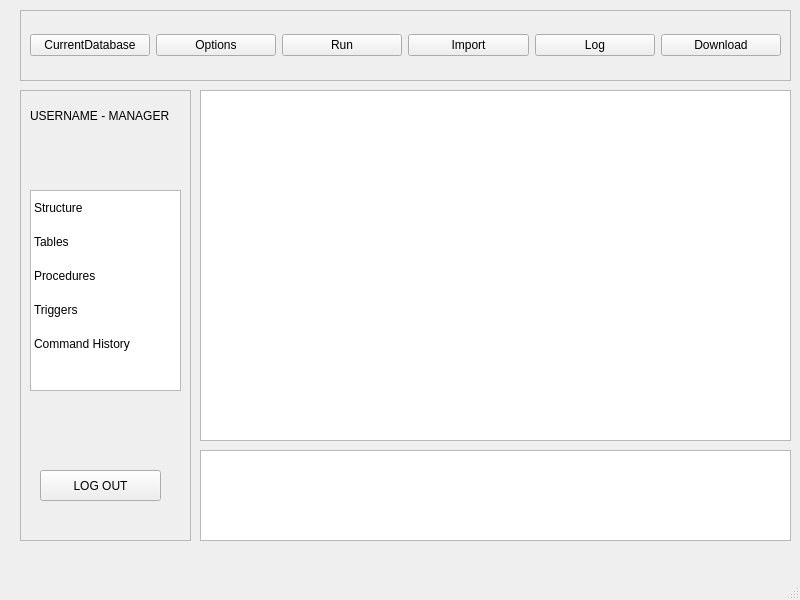
Old version of the form POO---DB-Engine/CLIENT/EnvironmentWindow.ui in the repository stefanungureanu04/POO---DB-Engine.
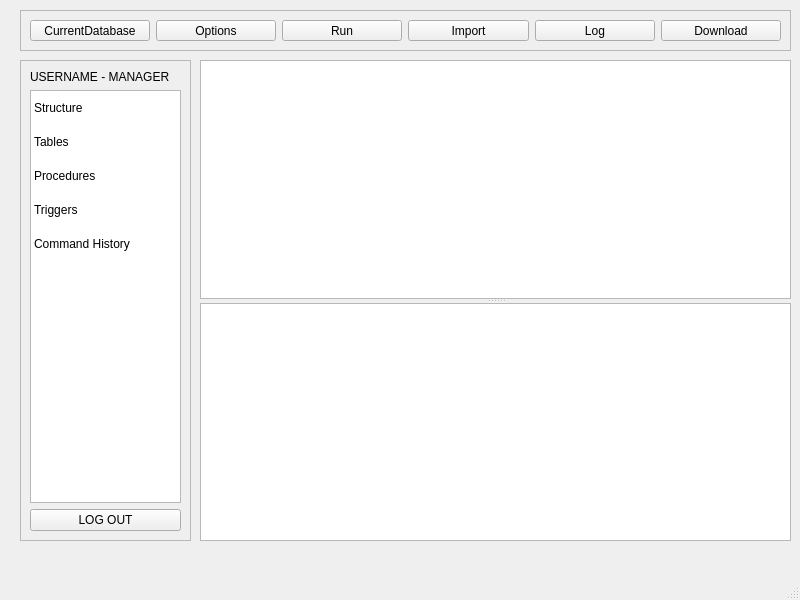
New version of the form.

The edit to the form file:
```diff
--- a/POO---DB-Engine/CLIENT/EnvironmentWindow.ui
+++ b/POO---DB-Engine/CLIENT/EnvironmentWindow.ui
@@ -10,47 +10,53 @@
     <height>600</height>
    </rect>
   </property>
+  <property name="sizePolicy">
+   <sizepolicy hsizetype="Expanding" vsizetype="Expanding">
+    <horstretch>0</horstretch>
+    <verstretch>0</verstretch>
+   </sizepolicy>
+  </property>
   <property name="windowTitle">
    <string>IDE</string>
   </property>
   <widget class="QWidget" name="centralwidget">
+   <property name="sizePolicy">
+    <sizepolicy hsizetype="Expanding" vsizetype="Expanding">
+     <horstretch>0</horstretch>
+     <verstretch>0</verstretch>
+    </sizepolicy>
+   </property>
    <widget class="QFrame" name="LeftFrame">
     <property name="geometry">
      <rect>
       <x>20</x>
-      <y>90</y>
+      <y>60</y>
       <width>171</width>
-      <height>451</height>
+      <height>481</height>
      </rect>
     </property>
+    <property name="sizePolicy">
+     <sizepolicy hsizetype="Expanding" vsizetype="Expanding">
+      <horstretch>0</horstretch>
+      <verstretch>0</verstretch>
+     </sizepolicy>
+    </property>
     <property name="frameShape">
      <enum>QFrame::Shape::StyledPanel</enum>
     </property>
     <property name="frameShadow">
      <enum>QFrame::Shadow::Raised</enum>
     </property>
+    <layout class="QVBoxLayout" name="verticalLayout">
+     <item>
     <widget class="QLabel" name="label">
-     <property name="geometry">
-      <rect>
-       <x>10</x>
-       <y>10</y>
-       <width>151</width>
-       <height>31</height>
-      </rect>
-     </property>
      <property name="text">
       <string>USERNAME - MANAGER</string>
      </property>
     </widget>
+     </item>
+     <item>
     <widget class="QListWidget" name="listWidget">
-     <property name="geometry">
-      <rect>
-       <x>10</x>
-       <y>100</y>
-       <width>151</width>
-       <height>201</height>
-      </rect>
-     </property>
      <property name="styleSheet">
       <string notr="true">QListWidget::item {
     padding: 10px 5px;
@@ -88,45 +94,15 @@
       </property>
      </item>
     </widget>
+     </item>
+     <item>
     <widget class="QPushButton" name="pushButton_7">
-     <property name="geometry">
-      <rect>
-       <x>20</x>
-       <y>380</y>
-       <width>121</width>
-       <height>31</height>
-      </rect>
-     </property>
      <property name="text">
       <string>LOG OUT</string>
      </property>
     </widget>
-   </widget>
-   <widget class="QPlainTextEdit" name="EditorText">
-    <property name="geometry">
-     <rect>
-      <x>200</x>
-      <y>90</y>
-      <width>591</width>
-      <height>351</height>
-     </rect>
-    </property>
-    <property name="font">
-     <font>
-      <family>Courier New</family>
-      <pointsize>12</pointsize>
-     </font>
-    </property>
-   </widget>
-   <widget class="QTextBrowser" name="FeedbackWindow">
-    <property name="geometry">
-     <rect>
-      <x>200</x>
-      <y>450</y>
-      <width>591</width>
-      <height>91</height>
-     </rect>
-    </property>
+     </item>
+    </layout>
    </widget>
    <widget class="QFrame" name="frame">
     <property name="geometry">
@@ -134,9 +110,15 @@
       <x>20</x>
       <y>10</y>
       <width>771</width>
-      <height>71</height>
+      <height>41</height>
      </rect>
     </property>
+    <property name="sizePolicy">
+     <sizepolicy hsizetype="Expanding" vsizetype="Expanding">
+      <horstretch>0</horstretch>
+      <verstretch>0</verstretch>
+     </sizepolicy>
+    </property>
     <property name="frameShape">
      <enum>QFrame::Shape::StyledPanel</enum>
     </property>
@@ -188,6 +170,34 @@
      </item>
     </layout>
    </widget>
+   <widget class="QSplitter" name="splitter">
+    <property name="geometry">
+     <rect>
+      <x>200</x>
+      <y>60</y>
+      <width>591</width>
+      <height>481</height>
+     </rect>
+    </property>
+    <property name="sizePolicy">
+     <sizepolicy hsizetype="Expanding" vsizetype="Expanding">
+      <horstretch>0</horstretch>
+      <verstretch>0</verstretch>
+     </sizepolicy>
+    </property>
+    <property name="orientation">
+     <enum>Qt::Orientation::Vertical</enum>
+    </property>
+    <widget class="QPlainTextEdit" name="EditorText">
+     <property name="font">
+      <font>
+       <family>Courier New</family>
+       <pointsize>12</pointsize>
+      </font>
+     </property>
+    </widget>
+    <widget class="QTextBrowser" name="FeedbackWindow"/>
+   </widget>
   </widget>
   <widget class="QMenuBar" name="menubar">
    <property name="geometry">
```
Lines whose indentation alone changed are shown as unchanged.
